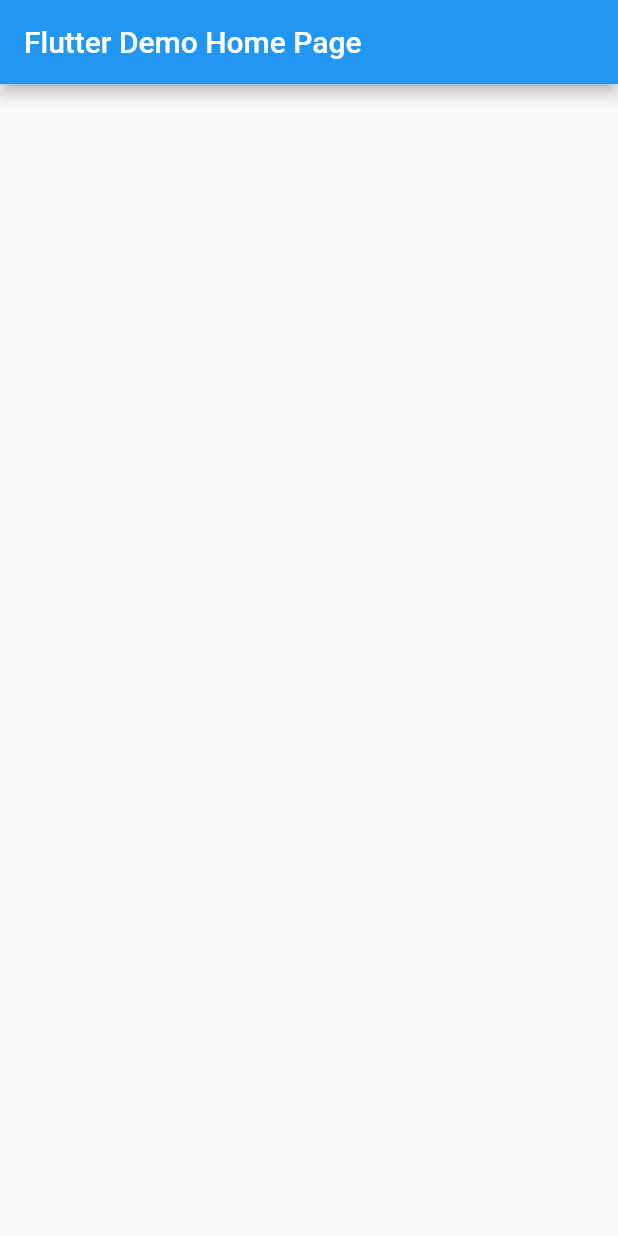
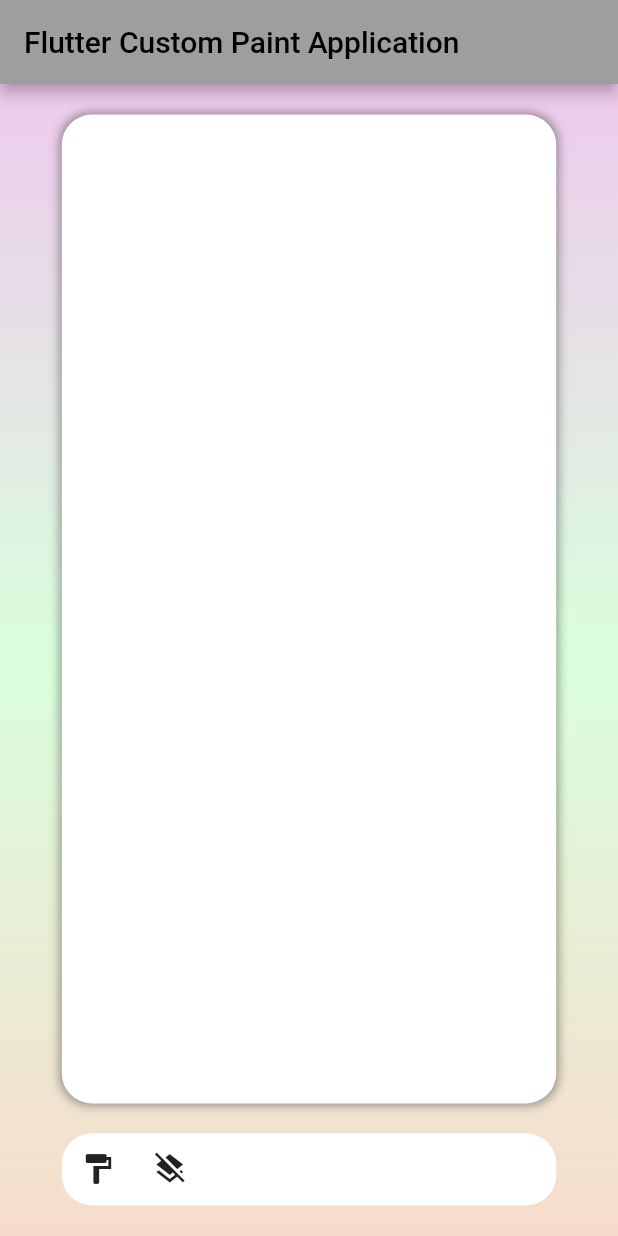
Before and after one commit to henry-deriv/flutter-paint-app, a Flutter app: the screen it shows after launch, on a phone screen of 412 x 824 dp. Run offline on Flutter 3.47's test engine with Material 2 defaults, Android fonts, the phone set to English and light mode, and no system bars.

Commit message:
App Skeleton

```diff
--- a/lib/main.dart
+++ b/lib/main.dart
@@ -1,3 +1,5 @@
+import 'dart:ui';
+
 import 'package:flutter/material.dart';
 
 void main() {
@@ -13,9 +15,10 @@ class MyApp extends StatelessWidget {
     return MaterialApp(
       title: 'Flutter Demo',
       theme: ThemeData(
-        primarySwatch: Colors.blue,
+        primarySwatch: Colors.grey,
       ),
-      home: const MyHomePage(title: 'Flutter Demo Home Page'),
+      home: const MyHomePage(title: 'Flutter Custom Paint Application'),
+      debugShowCheckedModeBanner: false,
     );
   }
 }
@@ -32,13 +35,74 @@ class MyHomePage extends StatefulWidget {
 class _MyHomePageState extends State<MyHomePage> {
   @override
   Widget build(BuildContext context) {
+    final double width = MediaQuery.of(context).size.width;
+    final double height = MediaQuery.of(context).size.height;
+
     return Scaffold(
       appBar: AppBar(
         // Here we take the value from the MyHomePage object that was created by
         // the App.build method, and use it to set our appbar title.
         title: Text(widget.title),
       ),
-      body: GestureDetector(),
+      body: Stack(
+        children: [
+          Container(
+            decoration: const BoxDecoration(
+                gradient: LinearGradient(
+                    begin: Alignment.topCenter,
+                    end: Alignment.bottomCenter,
+                    colors: [
+                  Color.fromRGBO(238, 202, 237, 1),
+                  Color.fromRGBO(218, 255, 221, 1),
+                  Color.fromRGBO(247, 220, 204, 1),
+                ])),
+          ),
+          Center(
+            child: Column(
+              crossAxisAlignment: CrossAxisAlignment.center,
+              mainAxisAlignment: MainAxisAlignment.center,
+              children: [
+                Container(
+                  width: width * 0.8,
+                  height: height * 0.8,
+                  decoration: BoxDecoration(
+                      color: Colors.white,
+                      borderRadius: const BorderRadius.all(Radius.circular(20)),
+                      boxShadow: [
+                        BoxShadow(
+                          color: Colors.black.withOpacity(0.4),
+                          blurRadius: 5,
+                          spreadRadius: 1,
+                        )
+                      ]),
+                ),
+                const SizedBox(
+                  height: 20,
+                ),
+                Container(
+                  width: width * 0.8,
+                  decoration: const BoxDecoration(
+                    color: Colors.white,
+                    borderRadius: BorderRadius.all(Radius.circular(20)),
+                  ),
+                  child: Row(
+                    children: [
+                      IconButton(
+                        icon: const Icon(Icons.format_paint),
+                        onPressed: () {},
+                      ),
+                      IconButton(
+                        icon: const Icon(Icons.layers_clear),
+                        onPressed: () {},
+                      ),
+                    ],
+                  ),
+                ),
+              ],
+            ),
+          ),
+        ],
+      ),
     );
   }
 }
--- a/pubspec.yaml
+++ b/pubspec.yaml
@@ -35,6 +35,7 @@ dependencies:
   # The following adds the Cupertino Icons font to your application.
   # Use with the CupertinoIcons class for iOS style icons.
   cupertino_icons: ^1.0.2
+  flutter_colorpicker: ^1.0.3
 
 dev_dependencies:
   flutter_test:
```
Also changed, not shown: pubspec.lock.
